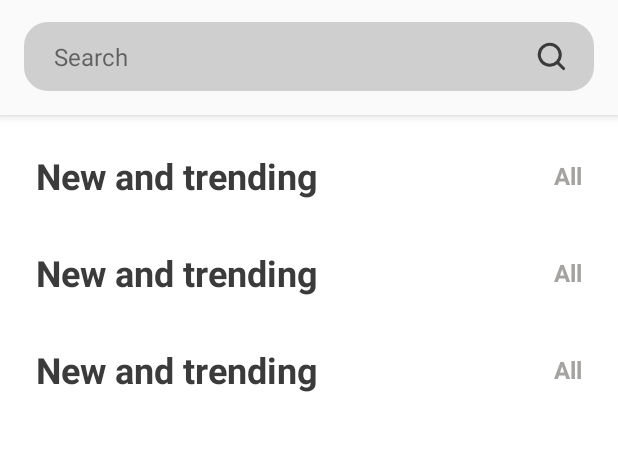
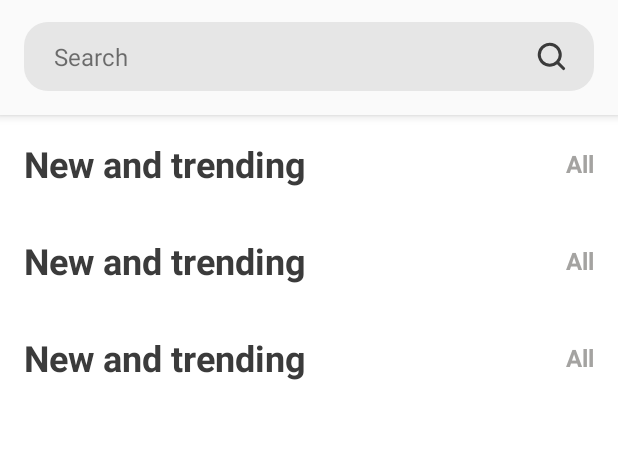
Before and after one commit to Leon4ikL/All_Games, an Android app: the layout fragment_home.xml on its own in the app's theme, with its tools: preview values and no code run, on a phone screen of 412 x 824 dp, the part 62-513 px from its top. Run offline under Robolectric (Android 15) with nearby library versions, the phone set to English and light mode, and no system bars.

Commit message:
Extracting sizes and colors to resources

```diff
--- a/app/src/main/res/drawable/search_bg.xml
+++ b/app/src/main/res/drawable/search_bg.xml
@@ -1,6 +1,6 @@
 <?xml version="1.0" encoding="utf-8"?>
 <shape xmlns:android="http://schemas.android.com/apk/res/android" android:shape="rectangle">
-    <solid android:color="#CFCFCF"/>
+    <solid android:color="@color/gray_400"/>
     <corners android:radius="16dp" />
 
 </shape>
--- a/app/src/main/res/layout/fragment_home.xml
+++ b/app/src/main/res/layout/fragment_home.xml
@@ -24,19 +24,19 @@
         <androidx.constraintlayout.widget.ConstraintLayout
             android:layout_width="match_parent"
             android:layout_height="wrap_content"
-            android:layout_marginStart="16dp"
-            android:layout_marginEnd="16dp"
-            android:layout_marginBottom="16dp"
+            android:layout_marginStart="@dimen/normal_margin"
+            android:layout_marginEnd="@dimen/normal_margin"
+            android:layout_marginBottom="@dimen/normal_margin"
             android:background="@drawable/search_bg">
 
             <TextView
                 android:id="@+id/tvSearch"
                 android:layout_width="0dp"
                 android:layout_height="wrap_content"
-                android:layout_marginStart="8dp"
-                android:padding="12dp"
+                android:layout_marginStart="@dimen/small_margin"
+                android:padding="@dimen/normal_padding"
                 android:text="@string/search"
-                android:textSize="16sp"
+                android:textSize="@dimen/normal_text"
                 app:layout_constraintBottom_toBottomOf="parent"
                 app:layout_constraintEnd_toStartOf="@+id/ivSearch"
                 app:layout_constraintStart_toStartOf="parent"
@@ -46,7 +46,7 @@
                 android:id="@+id/ivSearch"
                 android:layout_width="wrap_content"
                 android:layout_height="wrap_content"
-                android:layout_marginEnd="16dp"
+                android:layout_marginEnd="@dimen/normal_margin"
                 android:contentDescription="@string/search_image"
                 android:src="@drawable/search"
                 app:layout_constraintBottom_toBottomOf="parent"
@@ -59,10 +59,7 @@
     <androidx.recyclerview.widget.RecyclerView
         android:layout_width="0dp"
         android:layout_height="0dp"
-
-        android:clipToPadding="false"
         android:orientation="vertical"
-        android:padding="8dp"
         app:layoutManager="androidx.recyclerview.widget.LinearLayoutManager"
         app:layout_constraintBottom_toBottomOf="parent"
         app:layout_constraintEnd_toEndOf="parent"
--- a/app/src/main/res/layout/item_home_horizontal.xml
+++ b/app/src/main/res/layout/item_home_horizontal.xml
@@ -10,13 +10,13 @@
         android:layout_width="0dp"
         android:layout_height="wrap_content"
         android:textColor="@color/gray_900"
-        android:textSize="24sp"
+        android:textSize="@dimen/large_text"
         android:textStyle="bold"
-        android:layout_marginTop="16dp"
-        android:layout_marginStart="16dp"
+        android:layout_marginTop="@dimen/normal_margin"
+        android:layout_marginStart="@dimen/normal_margin"
         app:layout_constraintStart_toStartOf="parent"
         app:layout_constraintTop_toTopOf="parent"
-        tools:text="New and trending" />
+        tools:text="@string/new_and_trending" />
 
     <androidx.recyclerview.widget.RecyclerView
         android:id="@+id/recyclerView"
@@ -24,7 +24,7 @@
         android:layout_height="wrap_content"
         android:clipToPadding="false"
         android:orientation="horizontal"
-        android:padding="8dp"
+        android:padding="@dimen/small_padding"
         app:layoutManager="androidx.recyclerview.widget.LinearLayoutManager"
         app:layout_constraintBottom_toBottomOf="parent"
         app:layout_constraintEnd_toEndOf="parent"
@@ -38,10 +38,10 @@
         android:id="@+id/tvAll"
         android:layout_width="0dp"
         android:layout_height="wrap_content"
-        android:layout_marginEnd="16dp"
+        android:layout_marginEnd="@dimen/normal_margin"
         android:text="@string/all"
         android:textColor="@color/gray_600"
-        android:textSize="16sp"
+        android:textSize="@dimen/normal_text"
         android:textStyle="bold"
         app:layout_constraintBottom_toBottomOf="@+id/tvCategoryTitle"
         app:layout_constraintEnd_toEndOf="parent"
--- a/app/src/main/res/values/colors.xml
+++ b/app/src/main/res/values/colors.xml
@@ -18,4 +18,5 @@
     <color name="yellow">#cea242</color>
     <color name="green">#5fab41</color>
     <color name="red">#673c3b</color>
+    <color name="gray_400">#E6E6E6</color>
 </resources>
--- /dev/null
+++ b/app/src/main/res/values/dimens.xml
@@ -0,0 +1,13 @@
+<?xml version="1.0" encoding="utf-8"?>
+<resources>
+    <dimen name="width_small_card_image">240dp</dimen>
+    <dimen name="height_small_card_image">166dp</dimen>
+    <dimen name="small_margin">8dp</dimen>
+    <dimen name="normal_text">16sp</dimen>
+    <dimen name="card_elevation">2dp</dimen>
+    <dimen name="small_card_corner_radius">8dp</dimen>
+    <dimen name="large_text">24sp</dimen>
+    <dimen name="normal_margin">16dp</dimen>
+    <dimen name="small_padding">8dp</dimen>
+    <dimen name="normal_padding">12dp</dimen>
+</resources>
--- a/app/src/main/res/values/strings.xml
+++ b/app/src/main/res/values/strings.xml
@@ -6,4 +6,5 @@
     <string name="search_image">Search Image</string>
     <string name="game_image">Game Image</string>
     <string name="all">All</string>
+    <string name="new_and_trending">New and trending</string>
 </resources>
```
Also changed, not shown: app/src/main/res/layout/item_game_small.xml (+12 -11 lines).
